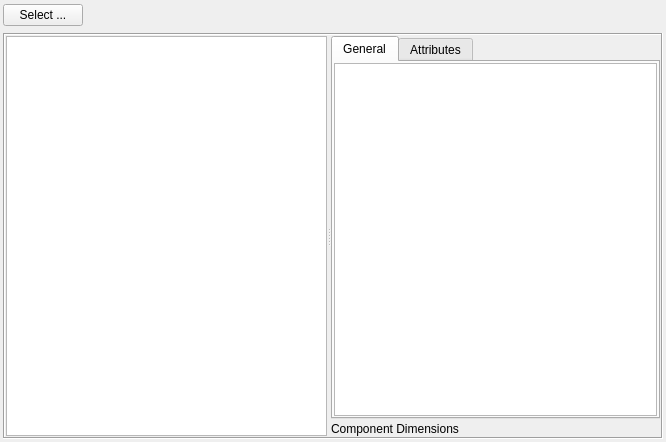
This is Source/SVWidgetsLib/FilterParameterWidgets/UI_Files/ImportHDF5DatasetWidget.ui in BlueQuartzSoftware/SIMPL as Qt 5 draws it before an edit. The edited form follows.
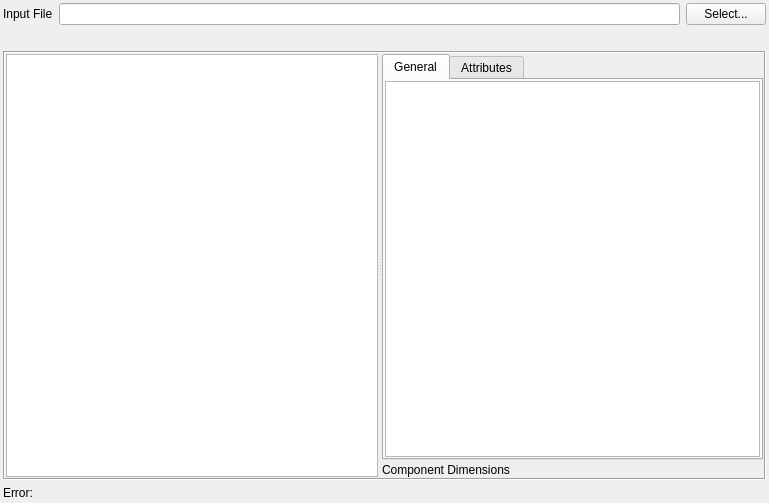
This is the edited form. Icons and pictures are not drawn. Custom widgets are drawn as their Qt base class.

Commit message:
Implement proper DataArrayPath checking during preflight.
The ImportHDF5DatasetWidget was also updated to be consistent with the features
of the AbstractIOWidget where we can drag-and-drop files, show absolute paths, and
reveal the file in the operating system's file navigation(macOS Find, Windows Explorer).

AbstractIOFileWidget also received a small update to fix a logic error when verifying
that a file exists.

updates #316

Patch:
```diff
--- a/Source/SVWidgetsLib/FilterParameterWidgets/UI_Files/ImportHDF5DatasetWidget.ui
+++ b/Source/SVWidgetsLib/FilterParameterWidgets/UI_Files/ImportHDF5DatasetWidget.ui
@@ -6,14 +6,14 @@
    <rect>
     <x>0</x>
     <y>0</y>
-    <width>666</width>
-    <height>442</height>
+    <width>769</width>
+    <height>503</height>
    </rect>
   </property>
   <property name="windowTitle">
    <string>Form</string>
   </property>
-  <layout class="QVBoxLayout" name="verticalLayout_2" stretch="0,0">
+  <layout class="QVBoxLayout" name="verticalLayout_2" stretch="0,0,0">
    <property name="leftMargin">
     <number>3</number>
    </property>
@@ -27,90 +27,52 @@
     <number>3</number>
    </property>
    <item>
-    <layout class="QHBoxLayout" name="horizontalLayout">
-     <item>
+    <layout class="QGridLayout" name="gridLayout_2">
+     <item row="1" column="1" colspan="2">
+      <widget class="SVSmallLabel" name="absPathLabel">
+       <property name="font">
+        <font>
+         <italic>false</italic>
+        </font>
+       </property>
+       <property name="text">
+        <string/>
+       </property>
+       <property name="wordWrap">
+        <bool>true</bool>
+       </property>
+       <property name="textInteractionFlags">
+        <set>Qt::LinksAccessibleByMouse|Qt::TextSelectableByKeyboard|Qt::TextSelectableByMouse</set>
+       </property>
+      </widget>
+     </item>
+     <item row="0" column="2">
       <widget class="QPushButton" name="selectBtn">
        <property name="text">
-        <string>Select ...</string>
+        <string>Select...</string>
        </property>
       </widget>
      </item>
-     <item>
-      <widget class="QtSFSDropLabel" name="value">
+     <item row="0" column="1">
+      <widget class="QtSLineEdit" name="value">
        <property name="sizePolicy">
         <sizepolicy hsizetype="Expanding" vsizetype="Preferred">
          <horstretch>0</horstretch>
          <verstretch>0</verstretch>
         </sizepolicy>
        </property>
-       <property name="mouseTracking">
-        <bool>true</bool>
-       </property>
-       <property name="acceptDrops">
-        <bool>true</bool>
-       </property>
-       <property name="styleSheet">
-        <string notr="true"/>
-       </property>
        <property name="text">
         <string/>
        </property>
       </widget>
      </item>
-     <item>
-      <widget class="SVIconPushButton" name="showLocationBtn">
-       <property name="sizePolicy">
-        <sizepolicy hsizetype="Fixed" vsizetype="Fixed">
-         <horstretch>0</horstretch>
-         <verstretch>0</verstretch>
-        </sizepolicy>
-       </property>
-       <property name="minimumSize">
-        <size>
-         <width>24</width>
-         <height>24</height>
-        </size>
-       </property>
-       <property name="maximumSize">
-        <size>
-         <width>24</width>
-         <height>24</height>
-        </size>
-       </property>
-       <property name="toolTip">
-        <string>Click to show the file's location</string>
-       </property>
+     <item row="0" column="0">
+      <widget class="QLabel" name="humanLabel">
        <property name="text">
-        <string/>
+        <string>Input File</string>
        </property>
-       <property name="icon">
-        <iconset resource="../../../../Resources/SIMPL.qrc">
-         <normaloff>:/SIMPL/icons/images/arrow_right_black.png</normaloff>:/SIMPL/icons/images/arrow_right_black.png</iconset>
-       </property>
-       <property name="iconSize">
-        <size>
-         <width>24</width>
-         <height>24</height>
-        </size>
-       </property>
-       <property name="flat">
-        <bool>true</bool>
-       </property>
       </widget>
      </item>
-     <item>
-      <spacer name="horizontalSpacer">
-       <property name="orientation">
-        <enum>Qt::Horizontal</enum>
-       </property>
-       <property name="sizeHint" stdset="0">
-        <size>
-         <width>40</width>
-         <height>20</height>
-        </size>
-       </property>
-      </spacer>
-     </item>
     </layout>
    </item>
    <item>
@@ -308,19 +270,16 @@
      </layout>
     </widget>
    </item>
+   <item>
+    <widget class="QLabel" name="errorLabel">
+     <property name="text">
+      <string>Error:</string>
+     </property>
+    </widget>
+   </item>
   </layout>
  </widget>
  <customwidgets>
-  <customwidget>
-   <class>SVIconPushButton</class>
-   <extends>QPushButton</extends>
-   <header location="global">SVControlWidgets.h</header>
-  </customwidget>
-  <customwidget>
-   <class>QtSFSDropLabel</class>
-   <extends>QLabel</extends>
-   <header location="global">QtSFSDropLabel.h</header>
-  </customwidget>
   <customwidget>
    <class>SVTreeView</class>
    <extends>QTreeView</extends>
@@ -338,6 +297,16 @@
    <header location="global">SVControlWidgets.h</header>
    <container>1</container>
   </customwidget>
+  <customwidget>
+   <class>QtSLineEdit</class>
+   <extends>QLineEdit</extends>
+   <header location="global">QtSLineEdit.h</header>
+  </customwidget>
+  <customwidget>
+   <class>SVSmallLabel</class>
+   <extends>QLabel</extends>
+   <header location="global">SVControlWidgets.h</header>
+  </customwidget>
  </customwidgets>
  <resources>
   <include location="../../../../Resources/SIMPL.qrc"/>
```
The commit also changes 4 other files.
